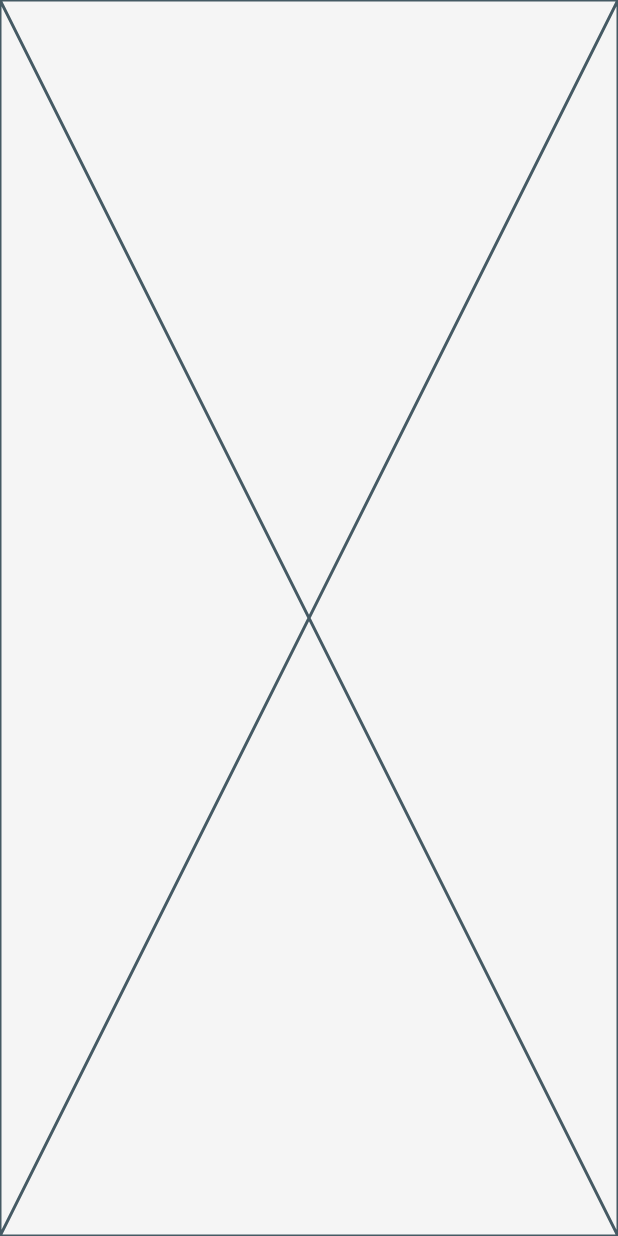
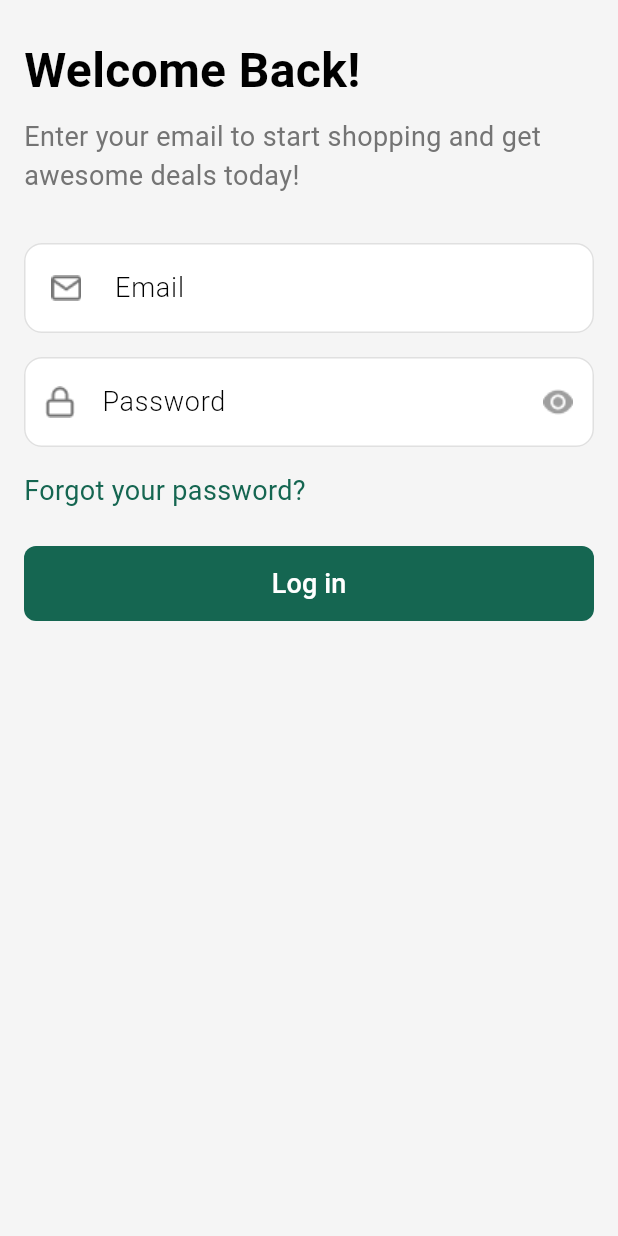
Before and after one commit to AhmedKhedr1/HomeHaven, a Flutter app: the screen it shows after launch, after a tap on "Next", on a phone screen of 412 x 824 dp. Run offline on Flutter 3.47's test engine with Material 3 defaults, Android fonts, the phone set to English and light mode, and no system bars; our stand-ins replace flutter_svg, go_router.

Commit message:
feat: Add assets and UI components for authentication screens

```diff
--- /dev/null
+++ b/lib/core/utils/Assets.dart
@@ -0,0 +1,11 @@
+abstract class Assets {
+  static const String onboarding1 = 'assets/images/onboarding1.png';
+  static const String onboarding2 = 'assets/images/onboarding2.png';
+  static const String onboarding3 = 'assets/images/onboarding3.png';
+  static const String homeIcon = 'assets/images/Homeicon.svg';
+  static const String EmailIcon = 'assets/images/Email icon.png';
+  static const String FacebookIcon = 'assets/images/facebook icon.png';
+  static const String GoogleIcon = 'assets/images/google icon.png';
+  static const String PasswordIcon = 'assets/images/Password icon.png';
+  static const String SuffixIcon = 'assets/images/suffixIcon.png';
+}
--- a/lib/core/utils/Styless.dart
+++ b/lib/core/utils/Styless.dart
@@ -1 +1,56 @@
-abstract class Styles {}
+// ignore_for_file: constant_identifier_names
+
+import 'package:flutter/material.dart';
+
+abstract class Styless {
+  static const Heading1 = TextStyle(
+    color: Colors.black,
+    fontSize: 40,
+    fontWeight: FontWeight.bold,
+  );
+  static const Heading2 = TextStyle(
+    color: Colors.black,
+    fontSize: 32,
+    fontWeight: FontWeight.bold,
+  );
+  static const Heading3 = TextStyle(
+    color: Colors.black,
+    fontSize: 24,
+    fontWeight: FontWeight.bold,
+  );
+  static const Heading4 = TextStyle(
+    color: Colors.black,
+    fontSize: 20,
+    fontWeight: FontWeight.w700,
+  );
+  static const Heading5 = TextStyle(
+    color: Colors.black,
+    fontSize: 18,
+    fontWeight: FontWeight.w700,
+  );
+  static const BodyRegular = TextStyle(
+    color: Colors.black,
+    fontSize: 18,
+    fontWeight: FontWeight.w400,
+  );
+  static const BodyBold = TextStyle(
+    color: Colors.black,
+    fontSize: 18,
+    fontWeight: FontWeight.w900,
+  );
+  static const BodySmallRegular = TextStyle(
+    color: Colors.black,
+    fontSize: 14,
+    fontWeight: FontWeight.w500,
+  );
+  static const BodySmallBold = TextStyle(
+    color: Colors.black,
+    fontSize: 14,
+    fontWeight: FontWeight.bold,
+  );
+  static const Caption = TextStyle(
+    color: Colors.black,
+    fontSize: 18,
+    fontWeight: FontWeight.w300,
+  );
+}
--- /dev/null
+++ b/lib/core/widgets/Custom_TexField.dart
@@ -0,0 +1,64 @@
+import 'package:flutter/material.dart';
+import 'package:homehaven/core/utils/Styless.dart';
+
+class CustomTexfield extends StatefulWidget {
+  const CustomTexfield(
+      {super.key,
+      required this.hintText,
+      required this.prefixIcon,
+      required this.suffixIcon,
+      required this.isPassword});
+  final String hintText, prefixIcon, suffixIcon;
+  final bool isPassword;
+
+  @override
+  State<CustomTexfield> createState() => _CustomTexfieldState();
+}
+
+class _CustomTexfieldState extends State<CustomTexfield> {
+  bool obscureText = true;
+  @override
+  Widget build(BuildContext context) {
+    return TextFormField(
+      obscureText: widget.isPassword ? obscureText : false,
+      decoration: InputDecoration(
+        contentPadding: EdgeInsets.symmetric(vertical: 18, horizontal: 16),
+        filled: true,
+        fillColor: Colors.white,
+        enabledBorder: OutlineInputBorder(
+          borderRadius: BorderRadius.circular(12),
+          borderSide: BorderSide(
+            width: 1,
+            color: Color(0xffE0E0E0),
+          ),
+        ),
+        focusedBorder: OutlineInputBorder(
+          borderRadius: BorderRadius.circular(12),
+          borderSide: BorderSide(
+            width: 1,
+            color: Color(0xffE0E0E0),
+          ),
+        ),
+        errorBorder: OutlineInputBorder(
+          borderRadius: BorderRadius.circular(12),
+          borderSide: BorderSide(
+            width: 1,
+            color: Color(0xffE0E0E0),
+          ),
+        ),
+        labelText: widget.hintText,
+        labelStyle: Styless.Caption,
+        prefixIcon: Image.asset(widget.prefixIcon),
+        suffixIcon: widget.isPassword
+            ? GestureDetector(
+                onTap: () {
+                  setState(() {
+                    obscureText = !obscureText;
+                  });
+                },
+                child: Image.asset(widget.suffixIcon))
+            : null,
+      ),
+    );
+  }
+}
--- a/lib/features/Onboarding/Presentation/widgets/Custom_button.dart
+++ b/lib/core/widgets/Custom_button.dart
@@ -1,24 +1,24 @@
+// ignore_for_file: must_be_immutable, file_names
+
 import 'package:flutter/material.dart';
 
 class CustomButton extends StatelessWidget {
-   CustomButton({super.key,required this.onPressed});
-void Function()? onPressed;
+  CustomButton({super.key, required this.onPressed, required this.textbutton});
+  void Function()? onPressed;
+  final String textbutton;
   @override
   Widget build(BuildContext context) {
     return TextButton(
       style: TextButton.styleFrom(
+        minimumSize: Size(double.infinity, 50),
         backgroundColor: Color(0xff156651),
         shape: RoundedRectangleBorder(
           borderRadius: BorderRadius.circular(8),
         ),
-        padding: EdgeInsets.symmetric(
-          vertical: 12,
-          horizontal: 149,
-        ),
       ),
       onPressed: onPressed,
       child: Text(
-        'Next',
+        textbutton,
         style: TextStyle(color: Colors.white, fontSize: 18),
       ),
     );
--- a/lib/features/Auth/presentation/Widgets/LoginView_body.dart
+++ b/lib/features/Auth/presentation/Widgets/LoginView_body.dart
@@ -1,10 +1,77 @@
+// ignore_for_file: file_names
+
 import 'package:flutter/material.dart';
+import 'package:homehaven/core/utils/Assets.dart';
+import 'package:homehaven/core/utils/Styless.dart';
+import 'package:homehaven/core/widgets/Custom_TexField.dart';
+import 'package:homehaven/core/widgets/Custom_button.dart';
 
 class LoginviewBody extends StatelessWidget {
   const LoginviewBody({super.key});
 
   @override
   Widget build(BuildContext context) {
-    return const Placeholder();
+    return SafeArea(
+      child: Padding(
+        padding: const EdgeInsets.symmetric(horizontal: 16),
+        child: Column(
+          crossAxisAlignment: CrossAxisAlignment.start,
+          children: [
+            SizedBox(
+              height: 24,
+            ),
+            Text(
+              'Welcome Back!',
+              style: Styless.Heading2,
+            ),
+            SizedBox(
+              height: 8,
+            ),
+            Text(
+              'Enter your email to start shopping and get awesome deals today!',
+              style: Styless.BodyRegular.copyWith(color: Color(0xff747474)),
+            ),
+            SizedBox(
+              height: 32,
+            ),
+            CustomTexfield(
+              hintText: 'Email',
+              prefixIcon: Assets.EmailIcon,
+              suffixIcon: Assets.SuffixIcon,
+              isPassword: false,
+            ),
+            SizedBox(
+              height: 16,
+            ),
+            CustomTexfield(
+              hintText: 'Password',
+              prefixIcon: Assets.PasswordIcon,
+              suffixIcon: Assets.SuffixIcon,
+              isPassword: true,
+            ),
+            SizedBox(
+              height: 16,
+            ),
+            Text(
+              'Forgot your password?',
+              style: Styless.BodyRegular.copyWith(color: Color(0xff156651)),
+            ),
+            SizedBox(
+              height: 24,
+            ),
+            CustomButton(
+              onPressed: () {},
+              textbutton: 'Log in',
+            ),
+            SizedBox(
+              height: 32,
+            ),
+            SizedBox(
+              height: 32,
+            ),
+          ],
+        ),
+      ),
+    );
   }
 }
--- a/lib/features/Onboarding/Presentation/widgets/OnBoarding_View_Body.dart
+++ b/lib/features/Onboarding/Presentation/widgets/OnBoarding_View_Body.dart
@@ -1,7 +1,8 @@
 import 'package:flutter/material.dart';
 import 'package:go_router/go_router.dart';
 import 'package:homehaven/core/utils/Approuter.dart';
-import 'package:homehaven/features/Onboarding/Presentation/widgets/Custom_button.dart';
+import 'package:homehaven/core/utils/Assets.dart';
+import 'package:homehaven/core/widgets/Custom_button.dart';
 
 class OnBoardingViewBody extends StatelessWidget {
   const OnBoardingViewBody({
@@ -14,7 +15,7 @@ class OnBoardingViewBody extends StatelessWidget {
       mainAxisAlignment: MainAxisAlignment.start,
       children: [
         Image.asset(
-          'assets/images/onboarding1.png',
+          Assets.onboarding1,
           fit: BoxFit.cover,
           width: double.infinity,
         ),
@@ -40,10 +41,14 @@ class OnBoardingViewBody extends StatelessWidget {
         SizedBox(
           height: 74,
         ),
-        CustomButton(
-          onPressed: () {
-            GoRouter.of(context).push(Approuter.KLoginView);
-          },
+        Padding(
+          padding: const EdgeInsets.symmetric(horizontal: 40),
+          child: CustomButton(
+            onPressed: () {
+              GoRouter.of(context).push(Approuter.KLoginView);
+            },
+            textbutton: 'Next',
+          ),
         )
       ],
     );
--- a/lib/features/Splash/presentation/Widgets/SplashViewBody.dart
+++ b/lib/features/Splash/presentation/Widgets/SplashViewBody.dart
@@ -1,6 +1,7 @@
 // ignore: file_names
 import 'package:flutter/material.dart';
 import 'package:flutter_svg/svg.dart';
+import 'package:homehaven/core/utils/Assets.dart';
 
 class SplashViewBody extends StatelessWidget {
   const SplashViewBody({
@@ -24,7 +25,7 @@ class SplashViewBody extends StatelessWidget {
       child: Column(
         mainAxisAlignment: MainAxisAlignment.center,
         children: [
-          SvgPicture.asset('assets/images/Homeicon.svg'),
+          SvgPicture.asset(Assets.homeIcon),
           SizedBox(
             height: 16,
           ),
--- a/lib/main.dart
+++ b/lib/main.dart
@@ -14,6 +14,7 @@ class MyApp extends StatelessWidget {
     return MaterialApp.router(
       debugShowCheckedModeBanner: false,
       routerConfig: Approuter.router,
+
     );
   }
 }
```
Also changed, not shown: assets/images/Email icon.png (added), assets/images/Google icon.png (added), assets/images/Password icon.png (added), assets/images/facebook icon.png (added), assets/images/suffixIcon.png (added).
